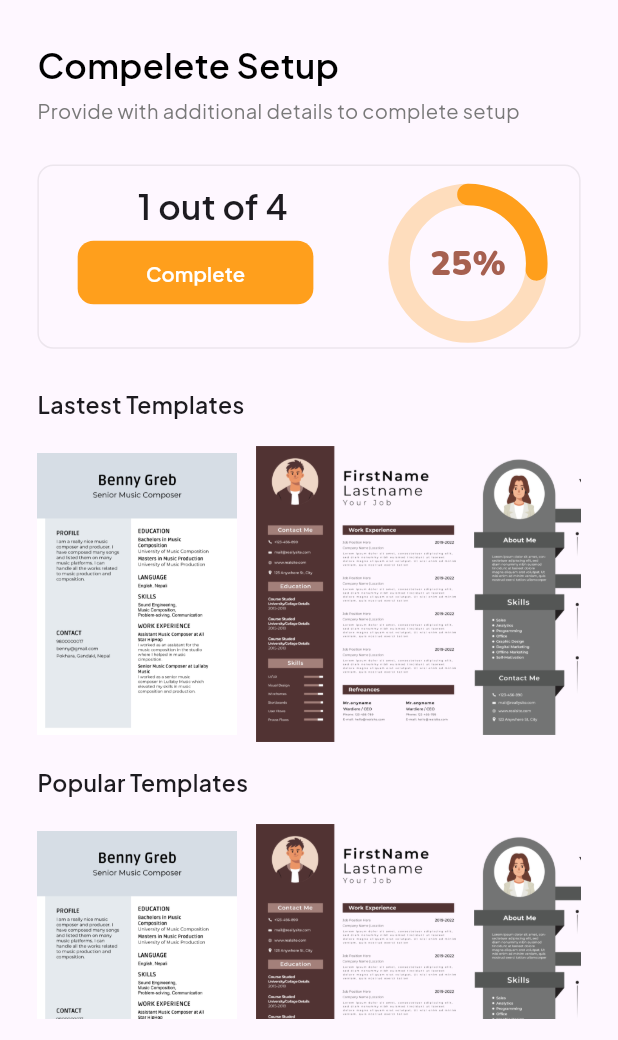
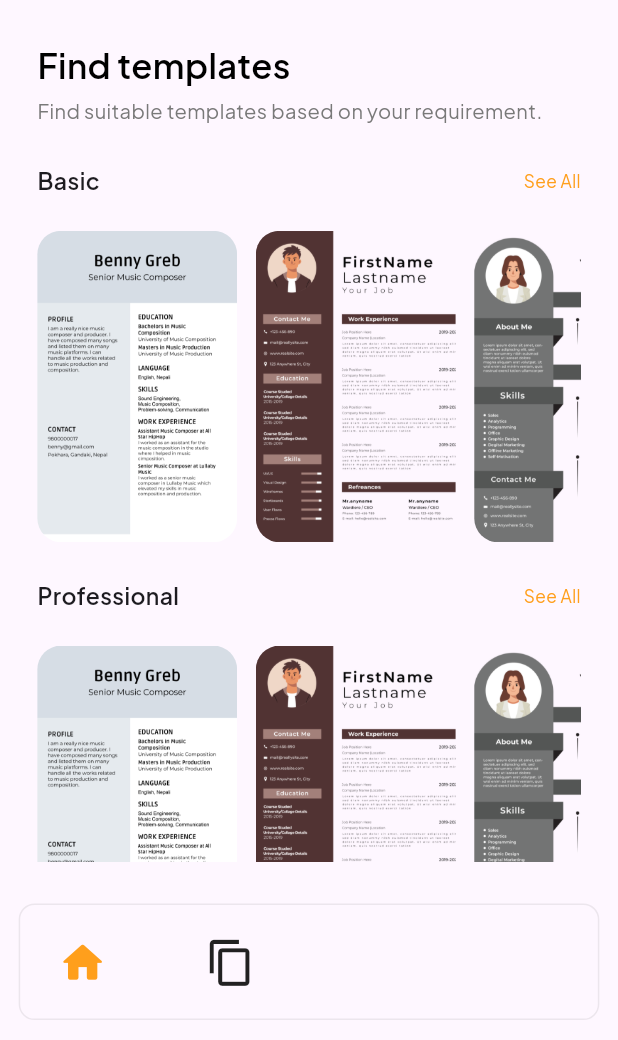
Before and after one commit to SushilDawadi/Cv-Maker, a Flutter app: the HomePage screen opened directly, after a tap on "Complete", on a phone screen of 412 x 824 dp, the part 196-1236 px from its top. Run offline on Flutter 3.47's test engine with Material 3 defaults, Android fonts, the phone set to English and light mode, and no system bars; drawn by our look-alikes of percent_indicator; our stand-ins replace flutter_screenutil, google_fonts.

Commit message:
learning flutter

```diff
--- a/lib/assets/colors/color.dart
+++ b/lib/assets/colors/color.dart
@@ -11,3 +11,4 @@ const Color subTextColor = Color.fromRGBO(121, 121, 121, 1);
 const Color progressBarTextColor = Color.fromRGBO(166, 96, 80, 1);
 const Color progressBarRadiusColor = Color.fromRGBO(255, 159, 28, 0.29);
 const Color buttomIconColor = Color.fromRGBO(255, 159, 28, 1);
+const Color downButtonBackgroundColor = Color.fromRGBO(243, 243, 243, 1);
--- a/lib/components/bottomBar.dart
+++ b/lib/components/bottomBar.dart
@@ -7,7 +7,9 @@ class MyButtonBar extends StatelessWidget {
 
   @override
   Widget build(BuildContext context) {
-    return Container(
+    return Padding(
+      padding: EdgeInsets.symmetric(horizontal: 13.w, vertical: 15.h),
+      child: Container(
         height: 88.h,
         width: 430.w,
         decoration: BoxDecoration(
@@ -16,11 +18,18 @@ class MyButtonBar extends StatelessWidget {
           ),
           borderRadius: BorderRadius.circular(12.r),
         ),
+        child: Padding(
+          padding: EdgeInsets.symmetric(horizontal: 26.w, vertical: 15.h),
           child: Row(
+            mainAxisAlignment: MainAxisAlignment.start,
             children: [
               Icon(
-            Icons.home_outlined,
+                Icons.home_rounded,
                 size: 35.w,
+                color: primaryColor,
+              ),
+              SizedBox(
+                width: 68.w,
               ),
               Icon(
                 Icons.copy_outlined,
@@ -28,6 +37,8 @@ class MyButtonBar extends StatelessWidget {
               )
             ],
           ),
+        ),
+      ),
     );
   }
 }
--- a/lib/components/myTemplateHeading.dart
+++ b/lib/components/myTemplateHeading.dart
@@ -1,17 +1,35 @@
+import 'package:cv_maker/assets/colors/color.dart';
 import 'package:cv_maker/assets/fonts/font.dart';
 import 'package:flutter/material.dart';
 import 'package:flutter_screenutil/flutter_screenutil.dart';
 
 class MyTemplateHeading extends StatelessWidget {
   final String titleText;
-  const MyTemplateHeading({super.key, required this.titleText});
+  final String? seeAllText;
+  const MyTemplateHeading(
+      {super.key, required this.titleText, this.seeAllText});
 
   @override
   Widget build(BuildContext context) {
-    return Text(
-      titleText,
-      style: TextStyle(
-          fontSize: 16.sp, fontFamily: fontFamily, fontWeight: FontWeight.w600),
+    return Row(
+      mainAxisAlignment: MainAxisAlignment.spaceBetween,
+      children: [
+        Text(
+          titleText,
+          style: TextStyle(
+              fontSize: 16.sp,
+              fontFamily: fontFamily,
+              fontWeight: FontWeight.w600),
+        ),
+        Text(
+          seeAllText ?? "",
+          style: TextStyle(
+              fontFamily: fontFamily,
+              fontSize: 12.sp,
+              color: textColor,
+              fontWeight: FontWeight.w400),
+        ),
+      ],
     );
   }
 }
--- a/lib/components/my_appbar.dart
+++ b/lib/components/my_appbar.dart
@@ -6,7 +6,14 @@ import 'package:flutter_screenutil/flutter_screenutil.dart';
 class MyAppBar extends StatelessWidget {
   final String titleText;
   final String subText;
-  const MyAppBar({super.key, required this.titleText, required this.subText});
+  final void Function()? onPressed;
+  final bool? showDropButton;
+  const MyAppBar(
+      {super.key,
+      required this.titleText,
+      required this.subText,
+      this.onPressed,
+      this.showDropButton});
 
   @override
   Widget build(BuildContext context) {
@@ -16,10 +23,15 @@ class MyAppBar extends StatelessWidget {
         SizedBox(
           height: 70.h,
         ),
-        Image.asset(
-          'lib/assets/images/cvMaker.png',
-          width: 62.w,
-          height: 62.h,
+        Row(
+          mainAxisAlignment: MainAxisAlignment.spaceBetween,
+          children: [
+            Image.asset(
+              'lib/assets/images/cvMaker.png',
+              width: 62.w,
+              height: 62.h,
+            ),
+          ],
         ),
         SizedBox(
           height: 30.h,
--- a/lib/components/template_title.dart
+++ b/lib/components/template_title.dart
@@ -1,3 +1,4 @@
+import 'package:cv_maker/utils/imagePath.dart';
 import 'package:flutter/material.dart';
 import 'package:flutter_screenutil/flutter_screenutil.dart';
 
@@ -6,29 +7,32 @@ class MyTemplateTile extends StatelessWidget {
 
   @override
   Widget build(BuildContext context) {
-    final List<String> imgPath = [
-      "lib/assets/images/templateImage1.jpg",
-      "lib/assets/images/templateImage2.png",
-      "lib/assets/images/templateImage3.png",
-    ];
     return SizedBox(
       height: 260.h,
-      child: Expanded(
+      child: Column(
+        children: [
+          Expanded(
             child: ListView.builder(
               scrollDirection: Axis.horizontal,
               itemCount: imgPath.length,
               itemBuilder: (context, index) {
                 return Padding(
-              padding: EdgeInsets.only(right: 13.w),
+                  padding: EdgeInsets.only(right: 13.w, top: 25.h),
+                  child: ClipRRect(
+                    borderRadius: BorderRadius.circular(18.r),
                     child: Image.asset(
                       imgPath[index],
                       height: 205.h,
                       width: 139.w,
+                      fit: BoxFit.cover,
+                    ),
                   ),
                 );
               },
             ),
           ),
+        ],
+      ),
     );
   }
 }
--- /dev/null
+++ b/lib/pages/all_templates/all_template.dart
@@ -0,0 +1,70 @@
+import 'package:cv_maker/components/bottomBar.dart';
+import 'package:cv_maker/components/myTemplateHeading.dart';
+import 'package:cv_maker/components/my_appbar.dart';
+import 'package:cv_maker/components/template_title.dart';
+import 'package:cv_maker/pages/single_category_Template/single_category_Template.dart';
+import 'package:flutter/material.dart';
+import 'package:flutter_screenutil/flutter_screenutil.dart';
+
+class AllTemplatePage extends StatelessWidget {
+  const AllTemplatePage({super.key});
+
+  @override
+  Widget build(BuildContext context) {
+    return Scaffold(
+      body: SafeArea(
+        child: Padding(
+          padding: EdgeInsets.symmetric(horizontal: 26.w, vertical: 16.h),
+          child: SingleChildScrollView(
+            child: Column(
+              children: [
+                Column(
+                  crossAxisAlignment: CrossAxisAlignment.start,
+                  children: [
+                    MyAppBar(
+                      titleText: "Find templates",
+                      subText:
+                          "Find suitable templates based on your requirement.",
+                      onPressed: () {
+                        Navigator.push(
+                            context,
+                            MaterialPageRoute(
+                                builder: (context) =>
+                                    const SingleCategoryTemplate()));
+                      },
+                    ),
+                    SizedBox(
+                      height: 30.h,
+                    ),
+                    const MyTemplateHeading(
+                      titleText: "Basic",
+                      seeAllText: "See All",
+                    ),
+                    const MyTemplateTile(),
+                    SizedBox(
+                      height: 28.h,
+                    ),
+                    const MyTemplateHeading(
+                      titleText: "Professional",
+                      seeAllText: "See All",
+                    ),
+                    const MyTemplateTile(),
+                    SizedBox(
+                      height: 28.h,
+                    ),
+                    const MyTemplateHeading(
+                      titleText: "Educational",
+                      seeAllText: "See All",
+                    ),
+                    const MyTemplateTile(),
+                  ],
+                ),
+              ],
+            ),
+          ),
+        ),
+      ),
+      bottomNavigationBar: const MyButtonBar(),
+    );
+  }
+}
--- a/lib/pages/home/home_page.dart
+++ b/lib/pages/home/home_page.dart
@@ -5,6 +5,7 @@ import 'package:cv_maker/components/button.dart';
 import 'package:cv_maker/components/myTemplateHeading.dart';
 import 'package:cv_maker/components/my_appbar.dart';
 import 'package:cv_maker/components/template_title.dart';
+import 'package:cv_maker/pages/all_templates/all_template.dart';
 import 'package:flutter/material.dart';
 import 'package:flutter_screenutil/flutter_screenutil.dart';
 import 'package:percent_indicator/circular_percent_indicator.dart';
@@ -15,15 +16,19 @@ class HomePage extends StatelessWidget {
   @override
   Widget build(BuildContext context) {
     return Scaffold(
-      body: Padding(
+      body: SafeArea(
+        child: Padding(
           padding: EdgeInsets.symmetric(horizontal: 26.w, vertical: 16.h),
           child: SingleChildScrollView(
             child: Column(
+              children: [
+                Column(
                   crossAxisAlignment: CrossAxisAlignment.start,
                   children: [
                     const MyAppBar(
                       titleText: "Compelete Setup",
-                subText: "Provide with additional details to complete setup",
+                      subText:
+                          "Provide with additional details to complete setup",
                     ),
                     SizedBox(
                       height: 30.h,
@@ -56,8 +61,18 @@ class HomePage extends StatelessWidget {
                                 height: 8.h,
                               ),
                               Padding(
-                          padding: EdgeInsets.only(left: 27.w, bottom: 32.h),
+                                padding:
+                                    EdgeInsets.only(left: 27.w, bottom: 32.h),
                                 child: MyButton(
+                                    onPressed: () {
+                                      Navigator.push(
+                                        context,
+                                        MaterialPageRoute(
+                                          builder: (context) =>
+                                              const AllTemplatePage(),
+                                        ),
+                                      );
+                                    },
                                     text: "Complete",
                                     width: 164.w,
                                     height: 48.h,
@@ -94,15 +109,21 @@ class HomePage extends StatelessWidget {
                       titleText: "Lastest Templates",
                     ),
                     const MyTemplateTile(),
+                    SizedBox(
+                      height: 28.h,
+                    ),
                     const MyTemplateHeading(
                       titleText: "Popular Templates",
                     ),
                     const MyTemplateTile(),
-              MyButtonBar()
+                  ],
+                ),
               ],
             ),
           ),
         ),
+      ),
+      bottomNavigationBar: const MyButtonBar(),
     );
   }
 }
--- a/lib/pages/signup/signup_page.dart
+++ b/lib/pages/signup/signup_page.dart
@@ -12,7 +12,8 @@ class SignUpPage extends StatelessWidget {
   @override
   Widget build(BuildContext context) {
     return Scaffold(
-      body: Padding(
+      body: SafeArea(
+        child: Padding(
           padding: EdgeInsets.symmetric(horizontal: 26.w, vertical: 16.h),
           child: SingleChildScrollView(
             child: Column(
@@ -21,6 +22,7 @@ class SignUpPage extends StatelessWidget {
                 const MyAppBar(
                   titleText: "Let’s get you enrolled",
                   subText: "Provide some basic information to get started",
+                  showDropButton: false,
                 ),
                 SizedBox(
                   height: 30.h,
@@ -88,6 +90,7 @@ class SignUpPage extends StatelessWidget {
             ),
           ),
         ),
+      ),
     );
   }
 }
--- /dev/null
+++ b/lib/utils/imagePath.dart
@@ -0,0 +1,10 @@
+final List<String> imgPath = [
+  "lib/assets/images/templateImage1.jpg",
+  "lib/assets/images/templateImage2.png",
+  "lib/assets/images/templateImage3.png",
+  "lib/assets/images/popular.png",
+  "lib/assets/images/templateImage1.jpg",
+  "lib/assets/images/templateImage1.jpg",
+  "lib/assets/images/templateImage3.png",
+  "lib/assets/images/popular.png",
+];
--- a/pubspec.yaml
+++ b/pubspec.yaml
@@ -1,4 +1,5 @@
 name: cv_maker
+uses-material-design: true
 description: "A new Flutter project."
 # The following line prevents the package from being accidentally published to
 # pub.dev using `flutter pub publish`. This is preferred for private packages.
```
Also changed, not shown: lib/pages/reset_password/reset_password.dart (+5 -3 lines), lib/pages/single_category_Template/single_category_Template.dart (added, +60 -0 lines), lib/pages/verify_password/verification_password.dart (+6 -4 lines). Lines whose indentation alone changed are shown as unchanged.
